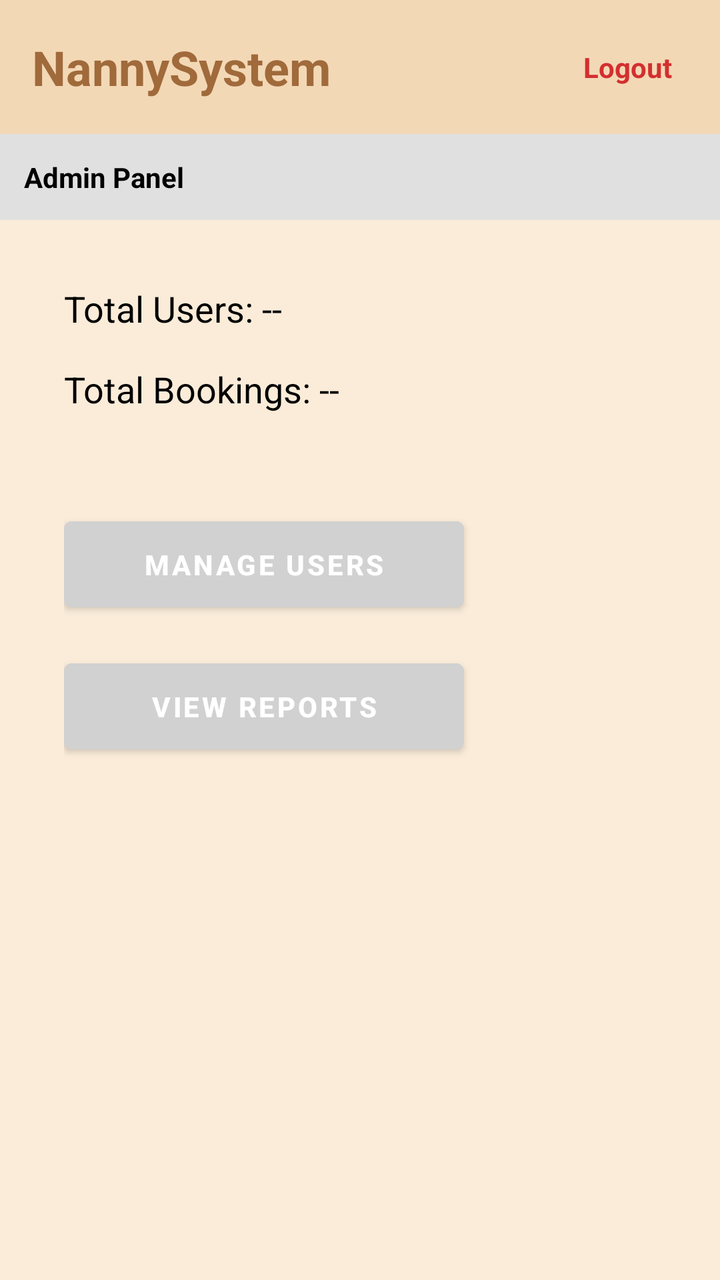
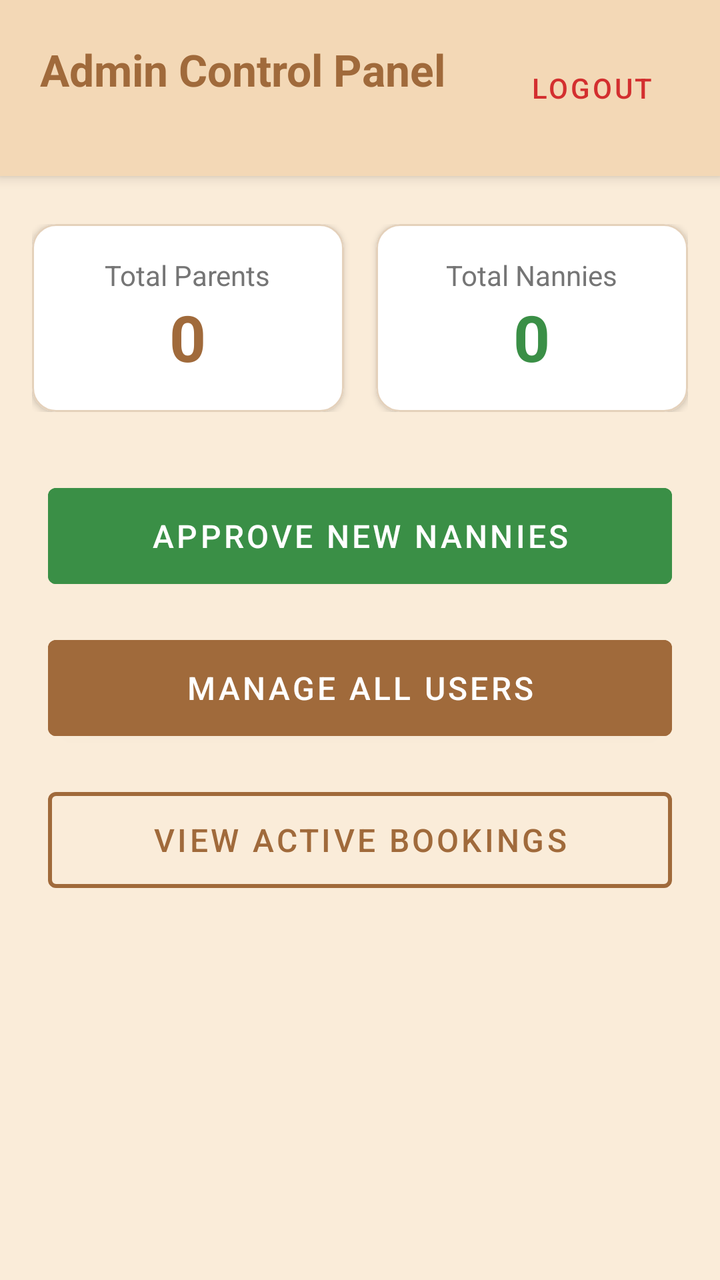

Before-and-after screenshots of an Android layout around one commit, followed by the original layout XML and the change that was made.
<!-- AndroidManifest.xml: application theme Theme.NannySystem -->
<!-- res/layout/activity_admin_panel.xml -->
<?xml version="1.0" encoding="utf-8"?>
<LinearLayout xmlns:android="http://schemas.android.com/apk/res/android"
    android:layout_width="match_parent"
    android:layout_height="match_parent"
    android:background="#FAECD9"
    android:orientation="vertical">

    <LinearLayout
        android:layout_width="match_parent"
        android:layout_height="wrap_content"
        android:background="#F3D8B6"
        android:gravity="center_vertical"
        android:orientation="horizontal"
        android:padding="16dp">

        <TextView
            android:layout_width="0dp"
            android:layout_height="wrap_content"
            android:layout_weight="1"
            android:text="@string/app_name"
            android:textColor="#A06A3B"
            android:textSize="24sp"
            android:textStyle="bold" />

        <TextView
            android:id="@+id/tvLogoutAdmin"
            android:layout_width="wrap_content"
            android:layout_height="wrap_content"
            android:padding="8dp"
            android:text="@string/logout"
            android:textColor="#D32F2F"
            android:textStyle="bold" />
    </LinearLayout>

    <LinearLayout
        android:layout_width="match_parent"
        android:layout_height="wrap_content"
        android:background="#E0E0E0"
        android:padding="12dp">

        <TextView
            android:layout_width="wrap_content"
            android:layout_height="wrap_content"
            android:text="@string/admin_panel_title"
            android:textColor="#000000"
            android:textStyle="bold" />
    </LinearLayout>

    <LinearLayout
        android:layout_width="match_parent"
        android:layout_height="match_parent"
        android:orientation="vertical"
        android:padding="32dp">

        <TextView
            android:id="@+id/tvTotalUsers"
            android:layout_width="wrap_content"
            android:layout_height="wrap_content"
            android:layout_marginBottom="16dp"
            android:text="Total Users: --"
            android:textColor="#000000"
            android:textSize="18sp" />

        <TextView
            android:id="@+id/tvTotalBookings"
            android:layout_width="wrap_content"
            android:layout_height="wrap_content"
            android:layout_marginBottom="48dp"
            android:text="Total Bookings: --"
            android:textColor="#000000"
            android:textSize="18sp" />

        <Button
            android:id="@+id/btnManageUsers"
            android:layout_width="200dp"
            android:layout_height="55dp"
            android:layout_marginBottom="16dp"
            android:backgroundTint="#D1D1D1"
            android:text="@string/manage_users_btn"
            android:textColor="#FFFFFF"
            android:textStyle="bold" />

        <Button
            android:id="@+id/btnViewReports"
            android:layout_width="200dp"
            android:layout_height="55dp"
            android:backgroundTint="#D1D1D1"
            android:text="@string/view_reports_btn"
            android:textColor="#FFFFFF"
            android:textStyle="bold" />

    </LinearLayout>
</LinearLayout>
<!-- resources referenced by this layout -->
<resources>
  <string name="admin_panel_title">Admin Panel</string>
  <string name="app_name">NannySystem</string>
  <string name="logout">Logout</string>
  <string name="manage_users_btn">Manage Users</string>
  <string name="view_reports_btn">View Reports</string>
  <style name="Theme.NannySystem" parent="Theme.MaterialComponents.DayNight.DarkActionBar">
          
          <item name="colorPrimary">@color/purple_500</item>
          <item name="colorPrimaryVariant">@color/purple_700</item>
          <item name="colorOnPrimary">@color/white</item>
          
          <item name="colorSecondary">@color/teal_200</item>
          <item name="colorSecondaryVariant">@color/teal_700</item>
          <item name="colorOnSecondary">@color/black</item>
          
          <item name="android:statusBarColor">?attr/colorPrimaryVariant</item>
          
      </style>
  <color name="purple_500">#FF6200EE</color>
  <color name="purple_700">#FF3700B3</color>
  <color name="white">#FFFFFFFF</color>
  <color name="teal_200">#FF03DAC5</color>
  <color name="teal_700">#FF018786</color>
  <color name="black">#FF000000</color>
</resources>

<!-- the commit's change to res/layout/activity_admin_panel.xml (unified diff, before → after) -->
@@ -1,93 +1,159 @@
 <?xml version="1.0" encoding="utf-8"?>
-<LinearLayout xmlns:android="http://schemas.android.com/apk/res/android"
+<androidx.constraintlayout.widget.ConstraintLayout xmlns:android="http://schemas.android.com/apk/res/android"
+    xmlns:app="http://schemas.android.com/apk/res-auto"
     android:layout_width="match_parent"
     android:layout_height="match_parent"
-    android:background="#FAECD9"
-    android:orientation="vertical">
+    android:background="#FAECD9">
 
+    
+    <androidx.constraintlayout.widget.ConstraintLayout
+        android:id="@+id/adminHeader"
+        android:layout_width="match_parent"
+        android:layout_height="wrap_content"
+        android:background="#F3D8B6"
+        android:elevation="4dp"
+        android:padding="20dp"
+        app:layout_constraintTop_toTopOf="parent">
+
+        <TextView
+            android:id="@+id/tvAdminTitle"
+            android:layout_width="wrap_content"
+            android:layout_height="wrap_content"
+            android:text="Admin Control Panel"
+            android:textColor="#A06A3B"
+            android:textSize="22sp"
+            android:textStyle="bold"
+            app:layout_constraintStart_toStartOf="parent"
+            app:layout_constraintTop_toTopOf="parent" />
+
+        <com.google.android.material.button.MaterialButton
+            android:id="@+id/btnAdminLogout"
+            style="@style/Widget.MaterialComponents.Button.TextButton"
+            android:layout_width="wrap_content"
+            android:layout_height="wrap_content"
+            android:text="Logout"
+            android:textColor="#D32F2F"
+            app:layout_constraintBottom_toBottomOf="parent"
+            app:layout_constraintEnd_toEndOf="parent"
+            app:layout_constraintTop_toTopOf="parent" />
+    </androidx.constraintlayout.widget.ConstraintLayout>
+
+    
+    <LinearLayout
+        android:id="@+id/layoutStats"
+        android:layout_width="match_parent"
+        android:layout_height="wrap_content"
+        android:layout_marginTop="24dp"
+        android:orientation="horizontal"
+        android:paddingHorizontal="16dp"
+        app:layout_constraintTop_toBottomOf="@+id/adminHeader">
+
+        
+        <com.google.android.material.card.MaterialCardView
+            android:layout_width="0dp"
+            android:layout_height="wrap_content"
+            android:layout_marginEnd="8dp"
+            android:layout_weight="1"
+            app:cardBackgroundColor="#FFFFFF"
+            app:cardCornerRadius="12dp"
+            app:cardElevation="2dp"
+            app:strokeColor="#E4D1BB"
+            app:strokeWidth="1dp">
+            <LinearLayout
+                android:layout_width="match_parent"
+                android:layout_height="wrap_content"
+                android:orientation="vertical"
+                android:padding="16dp"
+                android:gravity="center">
+                <TextView
+                    android:layout_width="wrap_content"
+                    android:layout_height="wrap_content"
+                    android:text="Total Parents"
+                    android:textColor="#757575"
+                    android:textSize="14sp" />
+                <TextView
+                    android:id="@+id/tvTotalParents"
+                    android:layout_width="wrap_content"
+                    android:layout_height="wrap_content"
+                    android:text="0"
+                    android:textColor="#A06A3B"
+                    android:textSize="32sp"
+                    android:textStyle="bold" />
+            </LinearLayout>
+        </com.google.android.material.card.MaterialCardView>
+
+        
+        <com.google.android.material.card.MaterialCardView
+            android:layout_width="0dp"
+            android:layout_height="wrap_content"
+            android:layout_marginStart="8dp"
+            android:layout_weight="1"
+            app:cardBackgroundColor="#FFFFFF"
+            app:cardCornerRadius="12dp"
+            app:cardElevation="2dp"
+            app:strokeColor="#E4D1BB"
+            app:strokeWidth="1dp">
+            <LinearLayout
+                android:layout_width="match_parent"
+                android:layout_height="wrap_content"
+                android:orientation="vertical"
+                android:padding="16dp"
+                android:gravity="center">
+                <TextView
+                    android:layout_width="wrap_content"
+                    android:layout_height="wrap_content"
+                    android:text="Total Nannies"
+                    android:textColor="#757575"
+                    android:textSize="14sp" />
+                <TextView
+                    android:id="@+id/tvTotalNannies"
+                    android:layout_width="wrap_content"
+                    android:layout_height="wrap_content"
+                    android:text="0"
+                    android:textColor="#3A8F46"
+                    android:textSize="32sp"
+                    android:textStyle="bold" />
+            </LinearLayout>
+        </com.google.android.material.card.MaterialCardView>
+    </LinearLayout>
+
+    
     <LinearLayout
         android:layout_width="match_parent"
         android:layout_height="wrap_content"
-        android:background="#F3D8B6"
-        android:gravity="center_vertical"
-        android:orientation="horizontal"
-        android:padding="16dp">
+        android:layout_marginTop="32dp"
+        android:orientation="vertical"
+        android:paddingHorizontal="24dp"
+        app:layout_constraintTop_toBottomOf="@+id/layoutStats">
 
-        <TextView
-            android:layout_width="0dp"
-            android:layout_height="wrap_content"
-            android:layout_weight="1"
-            android:text="@string/app_name"
+        <com.google.android.material.button.MaterialButton
+            android:id="@+id/btnApproveNannies"
+            android:layout_width="match_parent"
+            android:layout_height="60dp"
+            android:layout_marginBottom="16dp"
+            android:backgroundTint="#3A8F46"
+            android:text="Approve New Nannies"
+            android:textSize="16sp" />
+
+        <com.google.android.material.button.MaterialButton
+            android:id="@+id/btnManageUsers"
+            android:layout_width="match_parent"
+            android:layout_height="60dp"
+            android:layout_marginBottom="16dp"
+            android:backgroundTint="#A06A3B"
+            android:text="Manage All Users"
+            android:textSize="16sp" />
+
+        <com.google.android.material.button.MaterialButton
+            android:id="@+id/btnActiveBookings"
+            style="@style/Widget.MaterialComponents.Button.OutlinedButton"
+            android:layout_width="match_parent"
+            android:layout_height="60dp"
+            android:text="View Active Bookings"
             android:textColor="#A06A3B"
-            android:textSize="24sp"
-            android:textStyle="bold" />
-
-        <TextView
-            android:id="@+id/tvLogoutAdmin"
-            android:layout_width="wrap_content"
-            android:layout_height="wrap_content"
-            android:padding="8dp"
-            android:text="@string/logout"
-            android:textColor="#D32F2F"
-            android:textStyle="bold" />
+            android:textSize="16sp"
+            app:strokeColor="#A06A3B"
+            app:strokeWidth="2dp" />
     </LinearLayout>
 
-    <LinearLayout
-        android:layout_width="match_parent"
-        android:layout_height="wrap_content"
-        android:background="#E0E0E0"
-        android:padding="12dp">
-
-        <TextView
-            android:layout_width="wrap_content"
-            android:layout_height="wrap_content"
-            android:text="@string/admin_panel_title"
-            android:textColor="#000000"
-            android:textStyle="bold" />
-    </LinearLayout>
-
-    <LinearLayout
-        android:layout_width="match_parent"
-        android:layout_height="match_parent"
-        android:orientation="vertical"
-        android:padding="32dp">
-
-        <TextView
-            android:id="@+id/tvTotalUsers"
-            android:layout_width="wrap_content"
-            android:layout_height="wrap_content"
-            android:layout_marginBottom="16dp"
-            android:text="Total Users: --"
-            android:textColor="#000000"
-            android:textSize="18sp" />
-
-        <TextView
-            android:id="@+id/tvTotalBookings"
-            android:layout_width="wrap_content"
-            android:layout_height="wrap_content"
-            android:layout_marginBottom="48dp"
-            android:text="Total Bookings: --"
-            android:textColor="#000000"
-            android:textSize="18sp" />
-
-        <Button
-            android:id="@+id/btnManageUsers"
-            android:layout_width="200dp"
-            android:layout_height="55dp"
-            android:layout_marginBottom="16dp"
-            android:backgroundTint="#D1D1D1"
-            android:text="@string/manage_users_btn"
-            android:textColor="#FFFFFF"
-            android:textStyle="bold" />
-
-        <Button
-            android:id="@+id/btnViewReports"
-            android:layout_width="200dp"
-            android:layout_height="55dp"
-            android:backgroundTint="#D1D1D1"
-            android:text="@string/view_reports_btn"
-            android:textColor="#FFFFFF"
-            android:textStyle="bold" />
-
-    </LinearLayout>
-</LinearLayout>
+</androidx.constraintlayout.widget.ConstraintLayout>
<!-- resource entries referenced after the edit -->
@@ -1,10 +1,5 @@
 <!-- resources referenced by this layout -->
 <resources>
-  <string name="admin_panel_title">Admin Panel</string>
-  <string name="app_name">NannySystem</string>
-  <string name="logout">Logout</string>
-  <string name="manage_users_btn">Manage Users</string>
-  <string name="view_reports_btn">View Reports</string>
   <style name="Theme.NannySystem" parent="Theme.MaterialComponents.DayNight.DarkActionBar">
           
           <item name="colorPrimary">@color/purple_500</item>
